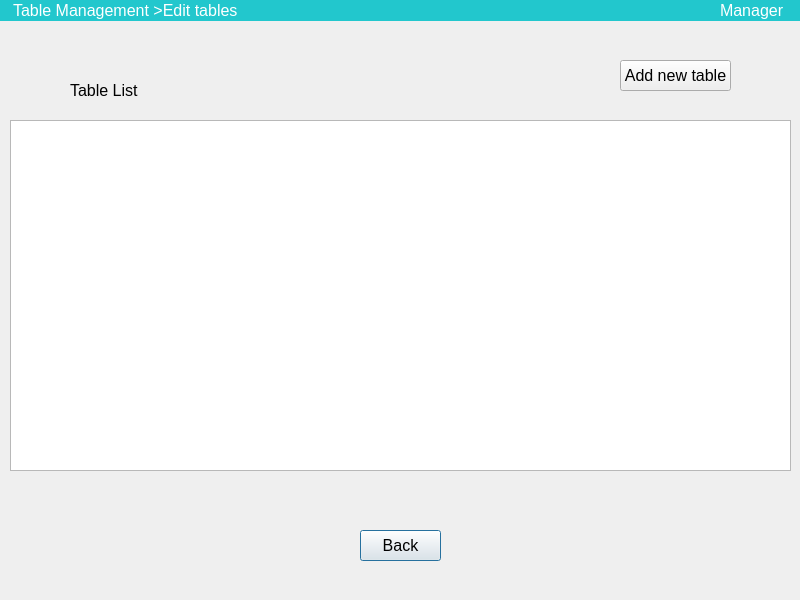
Qt form RMS_qt/edit.ui (dev-pratik02/RMS) before a commit.
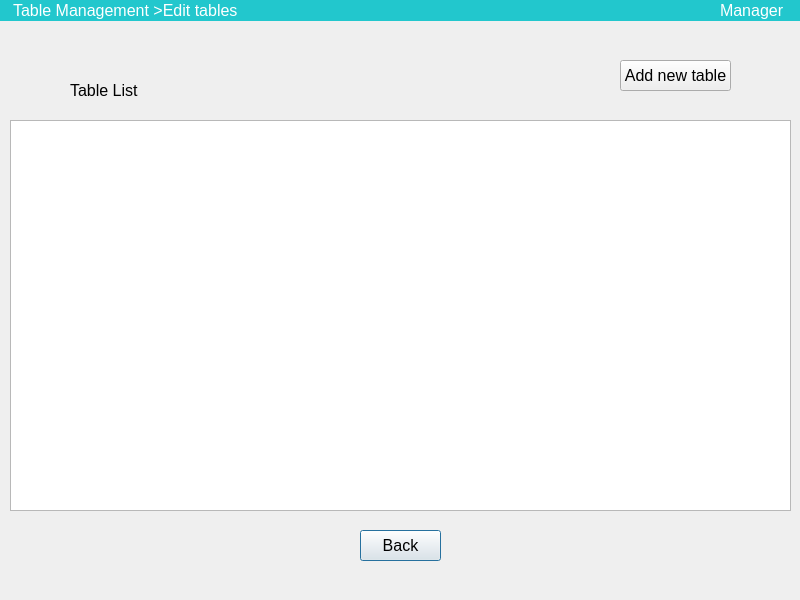
The same form after that commit.

Patch:
```diff
--- a/RMS_qt/edit.ui
+++ b/RMS_qt/edit.ui
@@ -110,7 +110,7 @@
      <x>10</x>
      <y>120</y>
      <width>781</width>
-     <height>351</height>
+     <height>391</height>
     </rect>
    </property>
   </widget>
```
